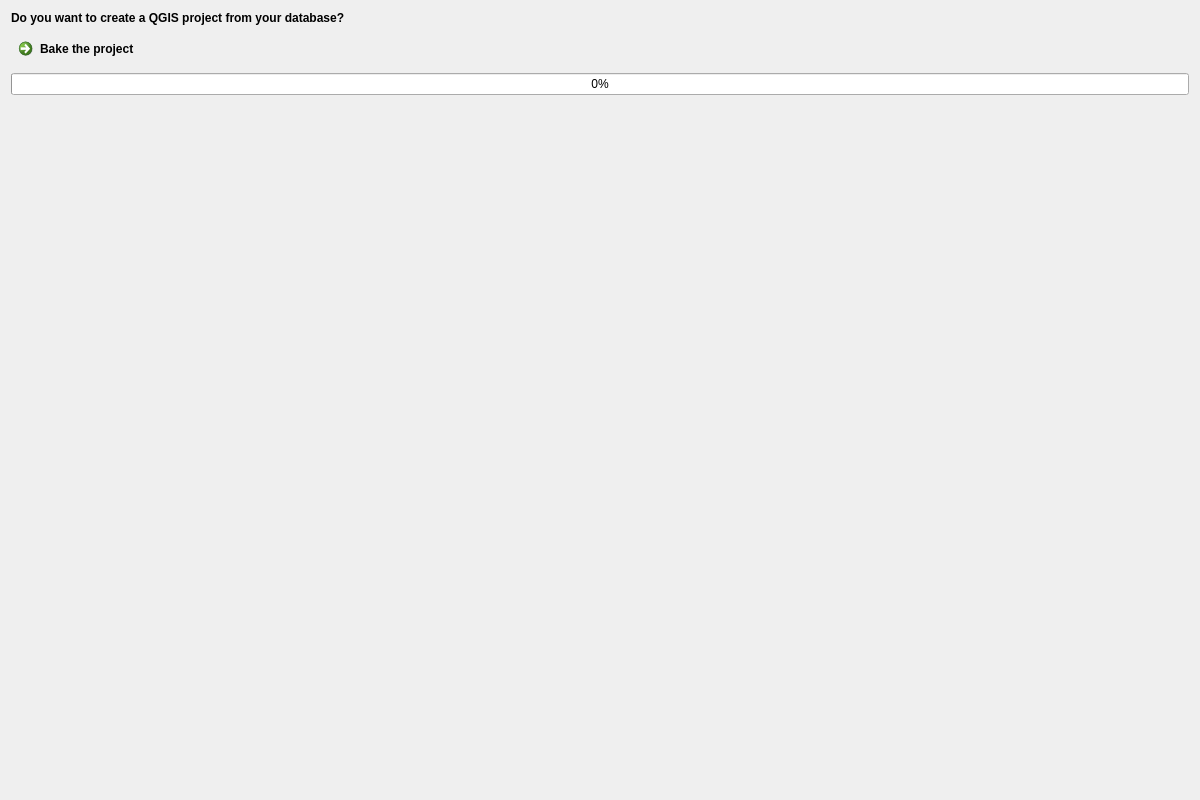
opengisch/QgisModelBaker, file QgisModelBaker/ui/import_project_creation.ui: the form before one commit.
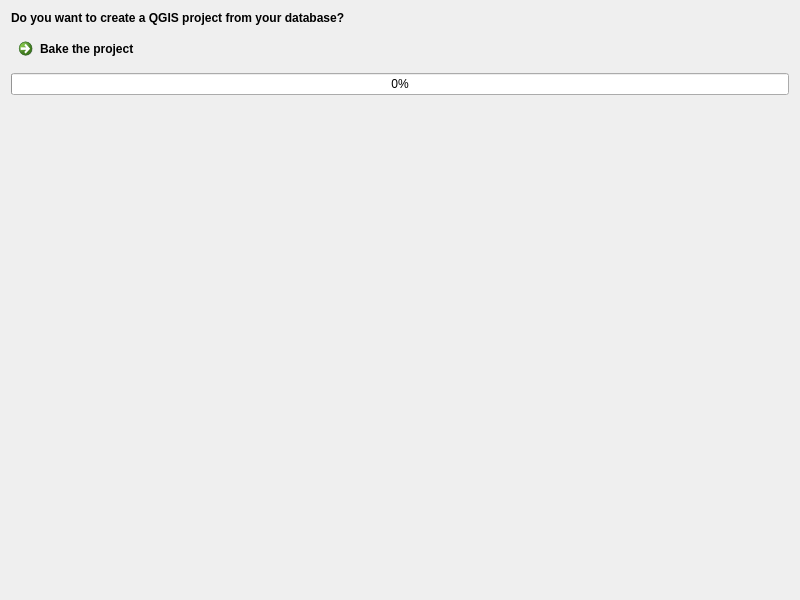
The form after the commit.

What changed in the file:
```diff
--- a/QgisModelBaker/ui/import_project_creation.ui
+++ b/QgisModelBaker/ui/import_project_creation.ui
@@ -6,8 +6,8 @@
    <rect>
     <x>0</x>
     <y>0</y>
-    <width>1200</width>
-    <height>800</height>
+    <width>800</width>
+    <height>600</height>
    </rect>
   </property>
   <property name="windowTitle">
```
